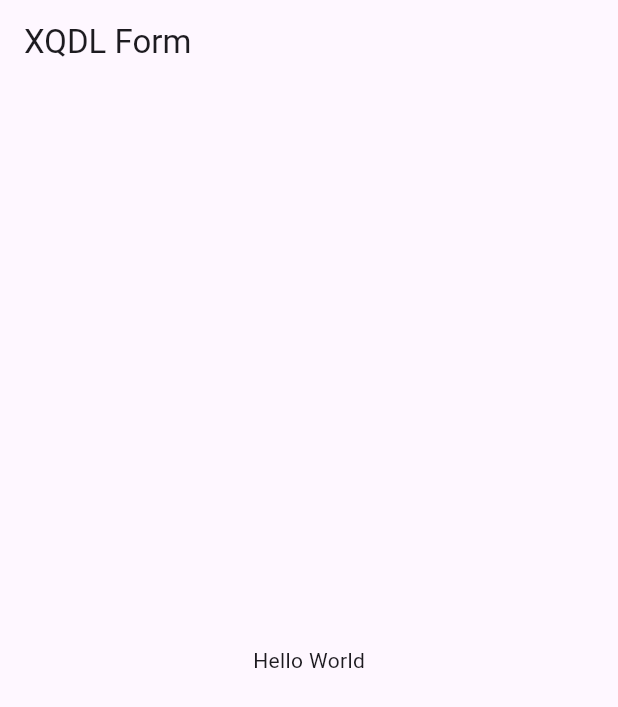
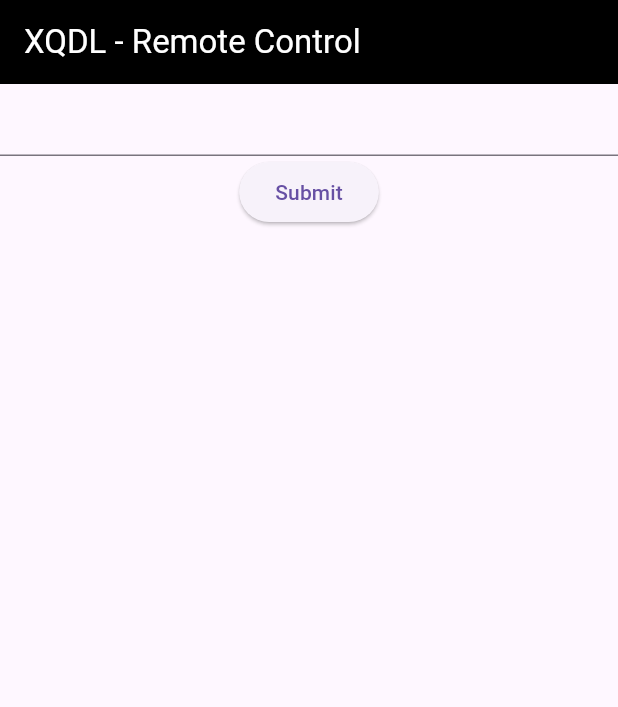
Before and after one commit to FernandoFrali/xqdl-remote, a Flutter app: the screen it shows after launch, on a phone screen of 412 x 824 dp. Shown: the top 707 px of the screen. Run offline on Flutter 3.47's test engine with Material 3 defaults, Android fonts, the phone set to English and light mode, and no system bars.

Commit message:
:sparkles: feat: create dynamic title and start form

```diff
--- a/lib/main.dart
+++ b/lib/main.dart
@@ -1,23 +1,65 @@
 import 'package:flutter/material.dart';
+import 'widgets/XQDLForm.dart';
 
 void main() => runApp(const XQDLHome());
 
 class XQDLHome extends StatelessWidget {
   const XQDLHome({super.key});
 
+  final String title = "XQDL - Remote Control (says 'ex-quidel')";
+
   @override
   Widget build(BuildContext context) {
-    const String appTitle = 'XQDL Form';
+    const String appTitle = "XQDL - Remote Control (says 'ex-quidel')";
     return MaterialApp(
       title: appTitle,
       home: Scaffold(
         appBar: AppBar(
-          title: const Text(appTitle),
+          title: const AppTitle(),
+          backgroundColor: Colors.black,
         ),
         body: const Center(
-          child: Text('Hello World'),
-        ),
+            child: XQDLForm(),
+      ),
       ),
     );
   }
 }
+
+class AppTitle extends StatefulWidget {
+  const AppTitle({super.key});
+
+  @override
+  State<AppTitle> createState() => AppTitleState();
+}
+
+class AppTitleState extends State<AppTitle> {
+  var isClicked = false;
+  var titleIndex = 0;
+
+  @override
+  Widget build(BuildContext context) {
+    switch (titleIndex) {
+        case 1:
+        titleIndex -= 1;
+          return GestureDetector(
+            child: const Text('XQDL - says "ex-quidel"', style: TextStyle(color: Colors.white)),
+            onTap: () {
+              setState(() {
+                isClicked = true;
+              });
+            },
+          );
+      default:
+        titleIndex += 1;
+        return GestureDetector(
+          child: const Text('XQDL - Remote Control', style: TextStyle(color: Colors.white)),
+          onTap: () {
+            setState(() {
+              isClicked = true;
+            });
+          },
+        );
+    }
+    }
+}
--- /dev/null
+++ b/lib/widgets/XQDLForm.dart
@@ -0,0 +1,34 @@
+
+import 'package:flutter/material.dart';
+
+class XQDLForm extends StatefulWidget {
+  const XQDLForm({super.key});
+
+  @override
+  State<XQDLForm> createState() => XQDLFormState();
+}
+
+class XQDLFormState extends State<XQDLForm> {
+  final _formKey = GlobalKey<FormState>();
+
+  @override
+  Widget build(BuildContext context) {
+    return Form(
+      key: _formKey,
+      child: Column(
+        children: <Widget>[
+          TextFormField(
+            validator: (value) => value == null || value.isEmpty ? 'Este campo não pode ser vazio' : null
+          ),
+          ElevatedButton(
+            onPressed: () {
+              if (_formKey.currentState!.validate()) {
+              }
+            },
+            child: const Text('Submit'),
+          ),
+        ],
+      ),
+    );
+  }
+}
```
